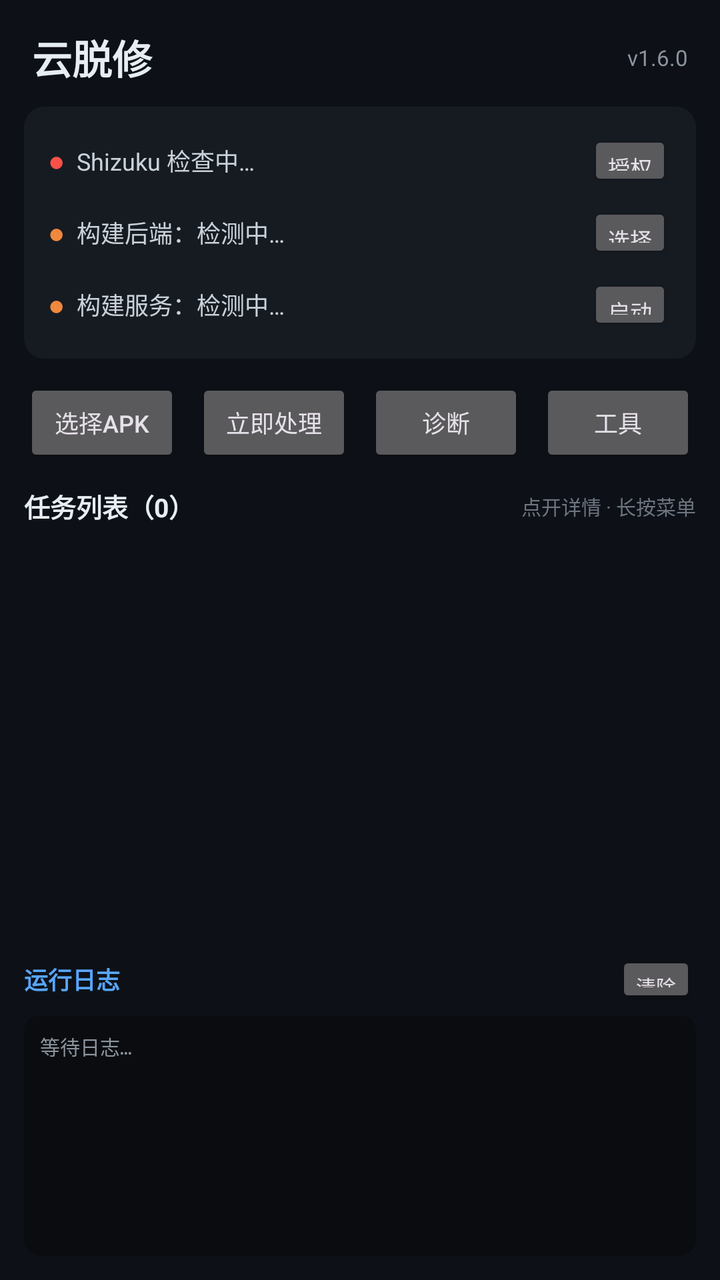
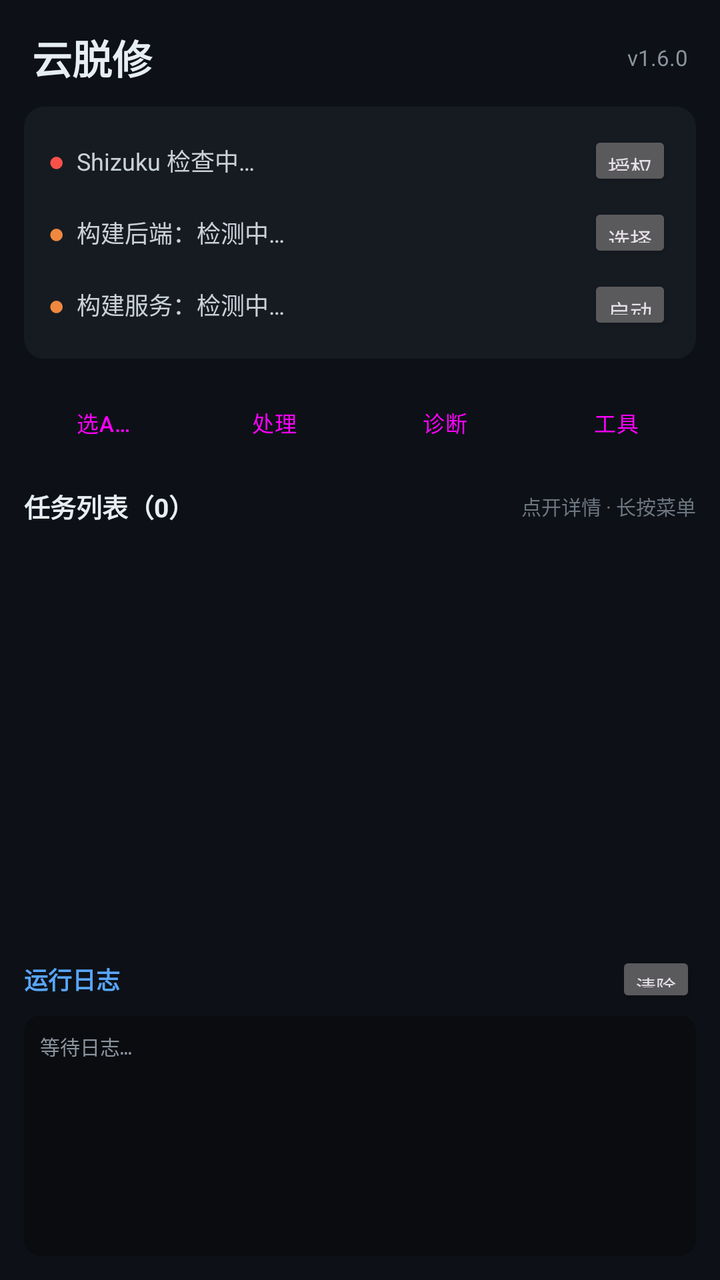

Compare the two renders of this Android layout. The source of the first and the diff that turns it into the second are given below.
<!-- AndroidManifest.xml: application theme Theme.UnpackCloud -->
<!-- res/layout/activity_main.xml -->
<?xml version="1.0" encoding="utf-8"?>
<LinearLayout xmlns:android="http://schemas.android.com/apk/res/android"
    xmlns:app="http://schemas.android.com/apk/res-auto"
    android:layout_width="match_parent"
    android:layout_height="match_parent"
    android:orientation="vertical"
    android:background="#0D1117">

    
    <LinearLayout
        android:layout_width="match_parent"
        android:layout_height="wrap_content"
        android:orientation="horizontal"
        android:gravity="center_vertical"
        android:paddingStart="16dp"
        android:paddingEnd="16dp"
        android:paddingTop="14dp"
        android:paddingBottom="10dp">

        <TextView
            android:layout_width="0dp"
            android:layout_height="wrap_content"
            android:layout_weight="1"
            android:text="云脱修"
            android:textSize="20sp"
            android:textStyle="bold"
            android:textColor="#E6EDF3" />

        <TextView
            android:id="@+id/tvVersion"
            android:layout_width="wrap_content"
            android:layout_height="wrap_content"
            android:text="v1.6.0"
            android:textSize="11sp"
            android:textColor="#8B949E" />
    </LinearLayout>

    
    <androidx.cardview.widget.CardView
        android:layout_width="match_parent"
        android:layout_height="wrap_content"
        android:layout_marginStart="12dp"
        android:layout_marginEnd="12dp"
        android:layout_marginBottom="10dp"
        app:cardBackgroundColor="#161B22"
        app:cardCornerRadius="10dp"
        app:cardElevation="0dp">

        <LinearLayout
            android:layout_width="match_parent"
            android:layout_height="wrap_content"
            android:orientation="vertical"
            android:padding="12dp">

            
            <LinearLayout
                android:layout_width="match_parent"
                android:layout_height="wrap_content"
                android:orientation="horizontal"
                android:gravity="center_vertical"
                android:paddingBottom="6dp">

                <TextView
                    android:id="@+id/tvShizukuBadge"
                    android:layout_width="wrap_content"
                    android:layout_height="wrap_content"
                    android:text="●"
                    android:textSize="14sp"
                    android:textColor="#F85149"
                    android:paddingEnd="6dp" />

                <TextView
                    android:id="@+id/tvShizuku"
                    android:layout_width="0dp"
                    android:layout_height="wrap_content"
                    android:layout_weight="1"
                    android:text="Shizuku 检查中…"
                    android:textSize="12sp"
                    android:textColor="#C9D1D9" />

                <Button
                    android:id="@+id/btnGrantShizuku"
                    android:layout_width="wrap_content"
                    android:layout_height="30dp"
                    android:minWidth="0dp"
                    android:paddingStart="10dp"
                    android:paddingEnd="10dp"
                    android:textSize="11sp"
                    android:text="授权" />
            </LinearLayout>

            
            <LinearLayout
                android:layout_width="match_parent"
                android:layout_height="wrap_content"
                android:orientation="horizontal"
                android:gravity="center_vertical"
                android:paddingBottom="6dp">

                <TextView
                    android:id="@+id/tvBackendBadge"
                    android:layout_width="wrap_content"
                    android:layout_height="wrap_content"
                    android:text="●"
                    android:textSize="14sp"
                    android:textColor="#F0883E"
                    android:paddingEnd="6dp" />

                <TextView
                    android:id="@+id/tvBackend"
                    android:layout_width="0dp"
                    android:layout_height="wrap_content"
                    android:layout_weight="1"
                    android:text="构建后端：检测中…"
                    android:textSize="12sp"
                    android:textColor="#C9D1D9" />

                <Button
                    android:id="@+id/btnChooseBackend"
                    android:layout_width="wrap_content"
                    android:layout_height="30dp"
                    android:minWidth="0dp"
                    android:paddingStart="10dp"
                    android:paddingEnd="10dp"
                    android:textSize="11sp"
                    android:text="选择" />
            </LinearLayout>

            
            <LinearLayout
                android:layout_width="match_parent"
                android:layout_height="wrap_content"
                android:orientation="horizontal"
                android:gravity="center_vertical">

                <TextView
                    android:id="@+id/tvServiceBadge"
                    android:layout_width="wrap_content"
                    android:layout_height="wrap_content"
                    android:text="●"
                    android:textSize="14sp"
                    android:textColor="#F0883E"
                    android:paddingEnd="6dp" />

                <TextView
                    android:id="@+id/tvTermuxStatus"
                    android:layout_width="0dp"
                    android:layout_height="wrap_content"
                    android:layout_weight="1"
                    android:text="构建服务：检测中…"
                    android:textSize="12sp"
                    android:textColor="#C9D1D9" />

                <Button
                    android:id="@+id/btnStartDaemon"
                    android:layout_width="wrap_content"
                    android:layout_height="30dp"
                    android:minWidth="0dp"
                    android:paddingStart="10dp"
                    android:paddingEnd="10dp"
                    android:textSize="11sp"
                    android:text="启动" />
            </LinearLayout>
        </LinearLayout>
    </androidx.cardview.widget.CardView>

    
    <LinearLayout
        android:layout_width="match_parent"
        android:layout_height="wrap_content"
        android:orientation="horizontal"
        android:paddingStart="12dp"
        android:paddingEnd="12dp"
        android:paddingBottom="10dp">

        <Button
            android:id="@+id/btnPickApk"
            android:layout_width="0dp"
            android:layout_height="44dp"
            android:layout_weight="1"
            android:textSize="12sp"
            android:text="选择APK" />

        <Button
            android:id="@+id/btnStartWorker"
            android:layout_width="0dp"
            android:layout_height="44dp"
            android:layout_weight="1"
            android:layout_marginStart="8dp"
            android:textSize="12sp"
            android:text="立即处理" />

        <Button
            android:id="@+id/btnDiagnose"
            android:layout_width="0dp"
            android:layout_height="44dp"
            android:layout_weight="1"
            android:layout_marginStart="8dp"
            android:textSize="12sp"
            android:text="诊断" />

        <Button
            android:id="@+id/btnOpenTools"
            android:layout_width="0dp"
            android:layout_height="44dp"
            android:layout_weight="1"
            android:layout_marginStart="8dp"
            android:textSize="12sp"
            android:text="工具" />
    </LinearLayout>

    
    <LinearLayout
        android:layout_width="match_parent"
        android:layout_height="0dp"
        android:layout_weight="3"
        android:orientation="vertical"
        android:layout_marginStart="12dp"
        android:layout_marginEnd="12dp">

        <LinearLayout
            android:layout_width="match_parent"
            android:layout_height="wrap_content"
            android:orientation="horizontal"
            android:gravity="center_vertical"
            android:paddingBottom="6dp">

            <TextView
                android:id="@+id/tvTaskCount"
                android:layout_width="0dp"
                android:layout_height="wrap_content"
                android:layout_weight="1"
                android:text="任务列表（0）"
                android:textSize="13sp"
                android:textStyle="bold"
                android:textColor="#E6EDF3" />

            <TextView
                android:id="@+id/tvTaskHint"
                android:layout_width="wrap_content"
                android:layout_height="wrap_content"
                android:text="点开详情 · 长按菜单"
                android:textSize="10sp"
                android:textColor="#6E7681" />
        </LinearLayout>

        <androidx.recyclerview.widget.RecyclerView
            android:id="@+id/rvTasks"
            android:layout_width="match_parent"
            android:layout_height="0dp"
            android:layout_weight="1"
            android:clipToPadding="false" />
    </LinearLayout>

    
    <LinearLayout
        android:layout_width="match_parent"
        android:layout_height="0dp"
        android:layout_weight="2"
        android:orientation="vertical"
        android:layout_marginStart="12dp"
        android:layout_marginEnd="12dp"
        android:layout_marginTop="4dp">

        <LinearLayout
            android:layout_width="match_parent"
            android:layout_height="wrap_content"
            android:orientation="horizontal"
            android:gravity="center_vertical"
            android:paddingBottom="4dp">

            <TextView
                android:id="@+id/tvLogHeader"
                android:layout_width="0dp"
                android:layout_height="wrap_content"
                android:layout_weight="1"
                android:text="运行日志"
                android:textSize="12sp"
                android:textStyle="bold"
                android:textColor="#58A6FF" />

            <Button
                android:id="@+id/btnClearLog"
                android:layout_width="wrap_content"
                android:layout_height="28dp"
                android:minWidth="0dp"
                android:paddingStart="10dp"
                android:paddingEnd="10dp"
                android:textSize="10sp"
                android:text="清除" />
        </LinearLayout>

        <androidx.cardview.widget.CardView
            android:layout_width="match_parent"
            android:layout_height="0dp"
            android:layout_weight="1"
            app:cardBackgroundColor="#0A0C10"
            app:cardCornerRadius="8dp"
            app:cardElevation="0dp">

            <ScrollView
                android:id="@+id/svLog"
                android:layout_width="match_parent"
                android:layout_height="match_parent"
                android:padding="8dp"
                android:scrollbars="vertical">

                <TextView
                    android:id="@+id/tvLog"
                    android:layout_width="match_parent"
                    android:layout_height="wrap_content"
                    android:text="等待日志…"
                    android:textSize="10sp"
                    android:fontFamily="monospace"
                    android:textColor="#8B949E"
                    android:lineSpacingExtra="2dp" />
            </ScrollView>
        </androidx.cardview.widget.CardView>
    </LinearLayout>

    <View
        android:layout_width="match_parent"
        android:layout_height="12dp" />

</LinearLayout>
<!-- resources referenced by this layout -->
<resources>
  <style name="Theme.UnpackCloud" parent="Theme.Material3.Dark.NoActionBar">
          
          <item name="colorPrimary">#58A6FF</item>
          <item name="colorOnPrimary">#0D1117</item>
          <item name="colorPrimaryContainer">#1F6FEB</item>
          <item name="colorOnPrimaryContainer">#E6EDF3</item>
  
          
          <item name="colorSecondary">#3FB950</item>
          <item name="colorOnSecondary">#0D1117</item>
          <item name="colorError">#F85149</item>
  
          
          <item name="android:colorBackground">#0D1117</item>
          <item name="colorSurface">#161B22</item>
          <item name="colorOnSurface">#E6EDF3</item>
          <item name="colorSurfaceVariant">#21262D</item>
          <item name="colorOnSurfaceVariant">#8B949E</item>
          <item name="android:colorBackgroundFloating">#161B22</item>
  
          
          <item name="android:statusBarColor">#0D1117</item>
          <item name="android:windowLightStatusBar">false</item>
          <item name="android:navigationBarColor">#0D1117</item>
  
          
          <item name="materialButtonStyle">@style/YtxButton</item>
      </style>
  <style name="YtxButton" parent="Widget.Material3.Button">
          <item name="cornerRadius">8dp</item>
          <item name="android:letterSpacing">0.02</item>
          <item name="android:textAllCaps">false</item>
          <item name="android:minHeight">0dp</item>
          <item name="android:insetTop">0dp</item>
          <item name="android:insetBottom">0dp</item>
      </style>
</resources>

<!-- the commit's change to res/layout/activity_main.xml (unified diff, before → after) -->
@@ -175,37 +175,73 @@
 
         <Button
             android:id="@+id/btnPickApk"
+            style="@style/YtxButton.Small"
             android:layout_width="0dp"
             android:layout_height="44dp"
             android:layout_weight="1"
-            android:textSize="12sp"
-            android:text="选择APK" />
+            android:minWidth="0dp"
+            android:paddingStart="2dp"
+            android:paddingEnd="2dp"
+            android:singleLine="true"
+            android:maxLines="1"
+            android:ellipsize="end"
+            android:insetLeft="0dp"
+            android:insetRight="0dp"
+            android:textSize="11sp"
+            android:text="选APK" />
 
         <Button
             android:id="@+id/btnStartWorker"
+            style="@style/YtxButton.Small"
             android:layout_width="0dp"
             android:layout_height="44dp"
             android:layout_weight="1"
-            android:layout_marginStart="8dp"
-            android:textSize="12sp"
-            android:text="立即处理" />
+            android:layout_marginStart="6dp"
+            android:minWidth="0dp"
+            android:paddingStart="2dp"
+            android:paddingEnd="2dp"
+            android:singleLine="true"
+            android:maxLines="1"
+            android:ellipsize="end"
+            android:insetLeft="0dp"
+            android:insetRight="0dp"
+            android:textSize="11sp"
+            android:text="处理" />
 
         <Button
             android:id="@+id/btnDiagnose"
+            style="@style/YtxButton.Small"
             android:layout_width="0dp"
             android:layout_height="44dp"
             android:layout_weight="1"
-            android:layout_marginStart="8dp"
-            android:textSize="12sp"
+            android:layout_marginStart="6dp"
+            android:minWidth="0dp"
+            android:paddingStart="2dp"
+            android:paddingEnd="2dp"
+            android:singleLine="true"
+            android:maxLines="1"
+            android:ellipsize="end"
+            android:insetLeft="0dp"
+            android:insetRight="0dp"
+            android:textSize="11sp"
             android:text="诊断" />
 
         <Button
             android:id="@+id/btnOpenTools"
+            style="@style/YtxButton.Small"
             android:layout_width="0dp"
             android:layout_height="44dp"
             android:layout_weight="1"
-            android:layout_marginStart="8dp"
-            android:textSize="12sp"
+            android:layout_marginStart="6dp"
+            android:minWidth="0dp"
+            android:paddingStart="2dp"
+            android:paddingEnd="2dp"
+            android:singleLine="true"
+            android:maxLines="1"
+            android:ellipsize="end"
+            android:insetLeft="0dp"
+            android:insetRight="0dp"
+            android:textSize="11sp"
             android:text="工具" />
     </LinearLayout>
 
<!-- resource entries referenced after the edit -->
@@ -1,5 +1,9 @@
 <!-- resources referenced by this layout -->
 <resources>
+  <style name="YtxButton.Small" parent="YtxButton">
+          <item name="android:textSize">11sp</item>
+          <item name="cornerRadius">6dp</item>
+      </style>
   <style name="Theme.UnpackCloud" parent="Theme.Material3.Dark.NoActionBar">
           
           <item name="colorPrimary">#58A6FF</item>
